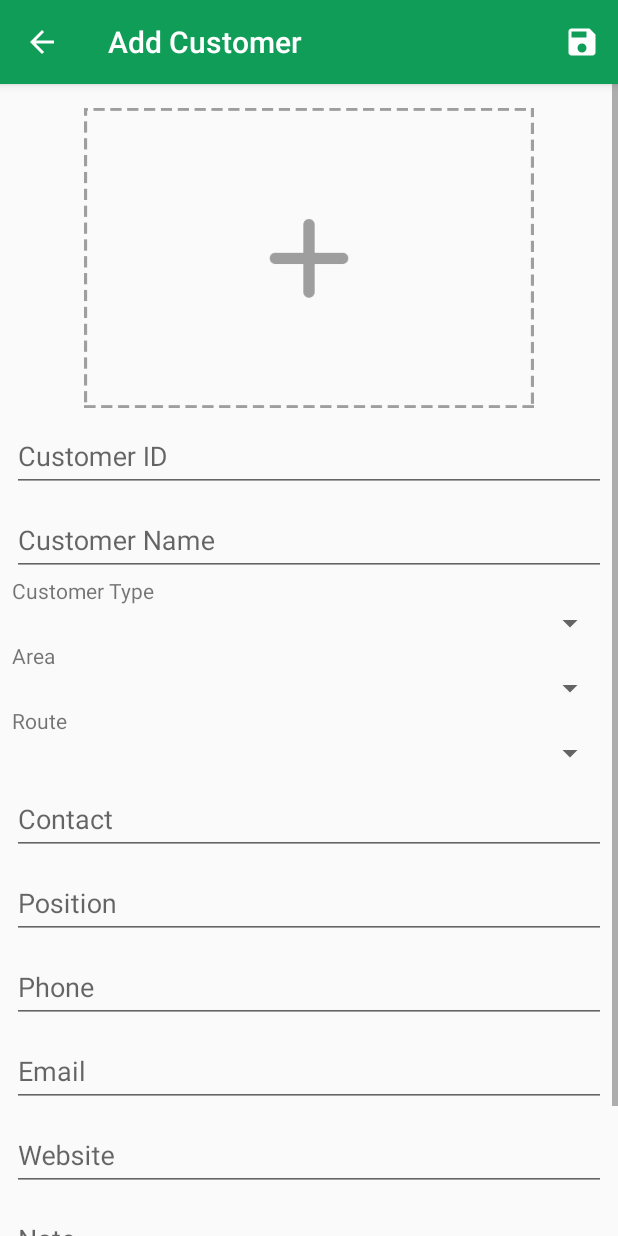
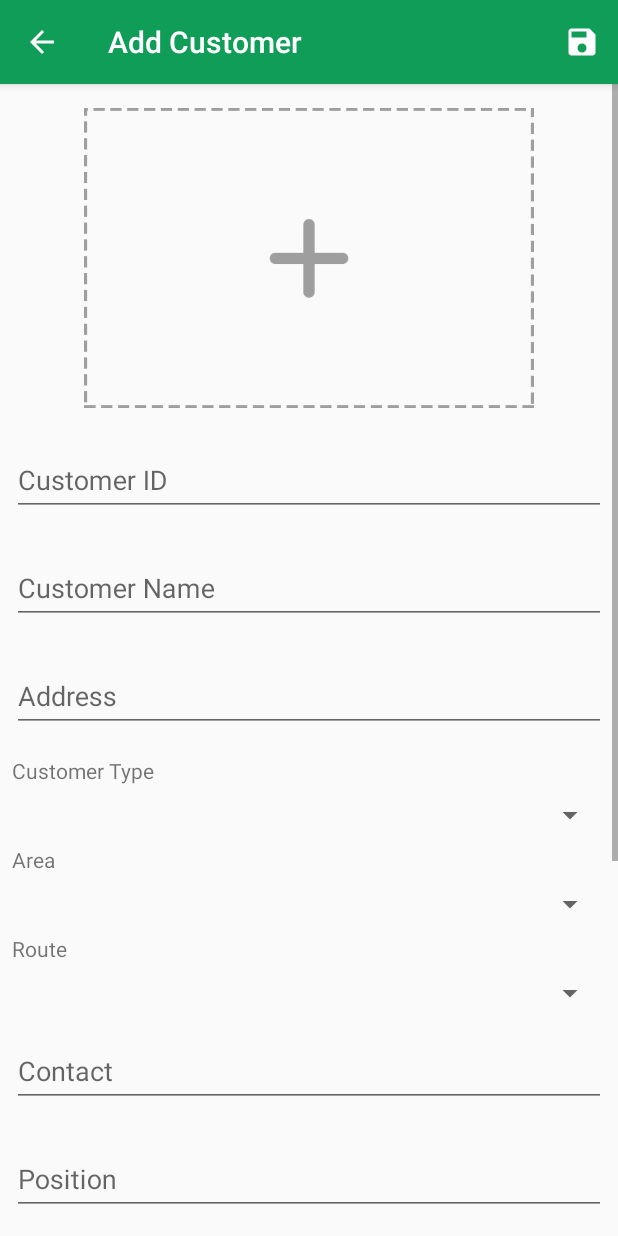
Before and after one commit to DucHanhVu/Produk, an Android app: the screen it shows after launch once a user with an empty profile is signed in (MainActivity), after a tap on an icon or button, on a phone screen of 412 x 824 dp. Run offline under Robolectric (Android 15) with nearby library versions, the phone set to English and light mode, and no system bars; our stand-ins replace ButterKnife, CircleImageView, Firebase (no records; nobody signed in at launch, a user with empty details on screens opened directly); libraries missing offline, so code that uses them is left out: com.arlib.floatingsearchview; pictures from the network do not load; 2 statements that could not run were skipped.

Commit message:
Put customer data

```diff
--- a/app/src/main/java/vn/viviu/produk/activities/MainActivity.java
+++ b/app/src/main/java/vn/viviu/produk/activities/MainActivity.java
@@ -6,6 +6,7 @@ import android.support.annotation.NonNull;
 import android.support.design.widget.NavigationView;
 import android.support.v4.app.Fragment;
 import android.support.v4.app.FragmentManager;
+import android.support.v4.app.FragmentTransaction;
 import android.support.v4.view.GravityCompat;
 import android.support.v4.widget.DrawerLayout;
 import android.support.v7.app.ActionBarDrawerToggle;
@@ -62,6 +63,7 @@ public class MainActivity extends AppCompatActivity
      * Fragment Manager
      */
     private FragmentManager fm;
+    private FragmentTransaction transaction;
 
     /**
      * Fire base
@@ -74,7 +76,11 @@ public class MainActivity extends AppCompatActivity
     /**
      * var static
      */
-    private static final String TAG = "MainActivity Tag";
+    private static final String TAG = "MainActivity";
+
+    static {
+        FirebaseDatabase.getInstance().setPersistenceEnabled(true);
+    }
 
     @Override
     protected void onCreate(Bundle savedInstanceState) {
@@ -105,9 +111,9 @@ public class MainActivity extends AppCompatActivity
 
         //Fragment Manager
         if (savedInstanceState == null) {
-//        getSupportActionBar().setTitle(Key.KEY_HOME);
             fm = getSupportFragmentManager();
-            fm.beginTransaction().add(R.id.container_main, new CustomerFragment()).commit();
+            transaction = fm.beginTransaction();
+            transaction.add(R.id.container_main, new CustomerFragment()).commit();
         }
     }
 
@@ -167,31 +173,31 @@ public class MainActivity extends AppCompatActivity
         int id = item.getItemId();
         switch (id) {
             case R.id.nav_main:
-                onFragmentChanged(new HomeFragment(), Key.KEY_HOME);
+                onFragmentChanged(new HomeFragment(), Key.KEY_HOME, false);
                 break;
             case R.id.nav_notifications:
 //                onFragmentChanged(new ProductManagerFragment(), Key.KEY_PRODUCT);
                 break;
             case R.id.nav_check_in:
-                onFragmentChanged(new CheckInFragment(), Key.KEY_CHECK_IN);
+                onFragmentChanged(new CheckInFragment(), Key.KEY_CHECK_IN, false);
                 break;
             case R.id.nav_orders:
 //                onFragmentChanged(new WorkFragment(), Key.KEY_WORK);
                 break;
             case R.id.nav_customer:
-                onFragmentChanged(new CustomerFragment(), Key.KEY_CUSTOMER);
+                onFragmentChanged(new CustomerFragment(), Key.KEY_CUSTOMER, false);
                 break;
             case R.id.nav_work:
-                onFragmentChanged(new WorkFragment(), Key.KEY_WORK);
+                onFragmentChanged(new WorkFragment(), Key.KEY_WORK, false);
                 break;
             case R.id.nav_staff:
-                onFragmentChanged(new StaffFragment(), Key.KEY_STAFF);
+                onFragmentChanged(new StaffFragment(), Key.KEY_STAFF, false);
                 break;
             case R.id.nav_monitor:
-                onFragmentChanged(new MonitoringFragment(), Key.KEY_MONITOR);
+                onFragmentChanged(new MonitoringFragment(), Key.KEY_MONITOR, false);
                 break;
             case R.id.nav_statistical:
-                onFragmentChanged(new StatisticFragment(), Key.KEY_STATISTIC);
+                onFragmentChanged(new StatisticFragment(), Key.KEY_STATISTIC, false);
                 break;
             case R.id.nav_logout: {
                 mAuth.signOut();
@@ -205,13 +211,17 @@ public class MainActivity extends AppCompatActivity
     }
 
     @Override
-    public void onFragmentChanged(Fragment fragment, String tag) {
-        fm.beginTransaction().replace(R.id.container_main, fragment, tag).commit();
-//        toolbar.setTitle(tag);
+    public void onFragmentChanged(Fragment fragment, String tag, boolean backStack) {
+        transaction = fm.beginTransaction();
+        transaction.replace(R.id.container_main, fragment, tag);
+        if (backStack) {
+            transaction.addToBackStack(tag);
+        }
+        transaction.commit();
     }
 
     @Override
-    public void onItemSelected(int index) {
+    public void onItemChanged(int index) {
         nav.setCheckedItem(index);
     }
 
--- a/app/src/main/java/vn/viviu/produk/adapters/HomeMenuAdapter.java
+++ b/app/src/main/java/vn/viviu/produk/adapters/HomeMenuAdapter.java
@@ -27,7 +27,7 @@ public class HomeMenuAdapter extends BaseAdapter {
 
     @Override
     public int getCount() {
-        return images.length;
+        return 6;
     }
 
     @Override
--- a/app/src/main/java/vn/viviu/produk/callbacks/OnFragmentChangedListener.java
+++ b/app/src/main/java/vn/viviu/produk/callbacks/OnFragmentChangedListener.java
@@ -3,7 +3,7 @@ package vn.viviu.produk.callbacks;
 import android.support.v4.app.Fragment;
 
 public interface OnFragmentChangedListener {
-    void onFragmentChanged(Fragment fragment, String tag);
+    void onFragmentChanged(Fragment fragment, String tag, boolean backStack);
 
-    void onItemSelected(int index);
+    void onItemChanged(int index);
 }
--- a/app/src/main/java/vn/viviu/produk/fragments/customer/AddCustomerView.java
+++ b/app/src/main/java/vn/viviu/produk/fragments/customer/AddCustomerView.java
@@ -12,4 +12,6 @@ public interface AddCustomerView {
     void setListArea(List<Area> areaList);
 
     void setListRoute(List<Stream> routes);
+
+    void onSuccess();
 }
--- a/app/src/main/java/vn/viviu/produk/fragments/customer/CustomerFragment.java
+++ b/app/src/main/java/vn/viviu/produk/fragments/customer/CustomerFragment.java
@@ -43,8 +43,9 @@ public class CustomerFragment extends BaseFragment implements CustomerView {
      */
     private CustomerAdapter adapter;
     private CustomerPresenter customerPre;
+    private List<Customer> customers;
 
-    private OnFragmentChangedListener fragmentChangedListener;
+    private OnFragmentChangedListener listener;
 
     public CustomerFragment() {
         // Required empty public constructor
@@ -54,7 +55,7 @@ public class CustomerFragment extends BaseFragment implements CustomerView {
     public void onAttach(Context context) {
         super.onAttach(context);
         if (context instanceof OnFragmentChangedListener)
-            fragmentChangedListener = (OnFragmentChangedListener) context;
+            listener = (OnFragmentChangedListener) context;
         else
             throw new RuntimeException(context.toString() + "must implement OnFragmentChangedListener");
     }
@@ -86,6 +87,7 @@ public class CustomerFragment extends BaseFragment implements CustomerView {
     @Override
     public void setData(List<Customer> customers) {
         Log.d("CustomerSize", String.valueOf(customers.size()));
+        this.customers = customers;
         adapter = new CustomerAdapter(getContext(), customers, dataListener);
         rvCustomer.setLayoutManager(new LinearLayoutManager(getContext(), LinearLayoutManager.VERTICAL, false));
         rvCustomer.setAdapter(adapter);
@@ -94,20 +96,25 @@ public class CustomerFragment extends BaseFragment implements CustomerView {
     /**
      * Event Listener
      */
-    OnPassDataListener dataListener = (position, id) -> {
-        Log.d("Position", String.valueOf(position));
-        Log.d("id", String.valueOf(id));
+    OnPassDataListener dataListener = (position, type) -> {
+        Fragment newFragment = null;
+        switch (type) {
+            case 3: {
+                newFragment = new AddCustomerFragment();
+                Bundle bundle = new Bundle();
+                bundle.putSerializable(Key.KEY_CUSTOMER, customers.get(position));
+                newFragment.setArguments(bundle);
+                break;
+            }
+        }
+        listener.onFragmentChanged(newFragment, null, true);
     };
 
     @Override
     public void onClick(View v) {
         int id = v.getId();
         if (id == R.id.fab) {
-            getActivity().getSupportFragmentManager()
-                    .beginTransaction()
-                    .replace(R.id.container_main, new AddCustomerFragment(), Key.KEY_ADD_CUSTOMER)
-                    .addToBackStack(Key.KEY_ADD_CUSTOMER)
-                    .commit();
+            listener.onFragmentChanged(new AddCustomerFragment(), Key.KEY_ADD_CUSTOMER, true);
         }
     }
 
--- a/app/src/main/java/vn/viviu/produk/models/CustomerGroup.java
+++ b/app/src/main/java/vn/viviu/produk/models/CustomerGroup.java
@@ -12,6 +12,11 @@ public class CustomerGroup implements Serializable {
 
     private String TenLoaiKH;
 
+    public CustomerGroup(String maLoaiKH, String tenLoaiKH) {
+        MaLoaiKH = maLoaiKH;
+        TenLoaiKH = tenLoaiKH;
+    }
+
     public CustomerGroup() {
     }
 
--- a/app/src/main/res/layout/fragment_add_customer.xml
+++ b/app/src/main/res/layout/fragment_add_customer.xml
@@ -16,7 +16,8 @@
 
         <FrameLayout
             android:layout_width="match_parent"
-            android:layout_height="wrap_content">
+            android:layout_height="wrap_content"
+            android:paddingBottom="@dimen/activity_horizontal_margin">
 
             <ImageView
                 android:id="@+id/add_avatar"
@@ -28,6 +29,7 @@
         </FrameLayout>
 
         <android.support.design.widget.TextInputLayout
+            style="@style/EditTextStyle"
             android:layout_width="match_parent"
             android:layout_height="wrap_content"
             android:hint="@string/customer_id">
@@ -35,10 +37,12 @@
             <android.support.design.widget.TextInputEditText
                 android:id="@+id/edt_customer_id"
                 android:layout_width="match_parent"
-                android:layout_height="wrap_content" />
+                android:layout_height="wrap_content"
+                android:inputType="textPersonName" />
         </android.support.design.widget.TextInputLayout>
 
         <android.support.design.widget.TextInputLayout
+            style="@style/EditTextStyle"
             android:layout_width="match_parent"
             android:layout_height="wrap_content"
             android:hint="@string/customer_name">
@@ -46,10 +50,25 @@
             <android.support.design.widget.TextInputEditText
                 android:id="@+id/edt_customer_name"
                 android:layout_width="match_parent"
-                android:layout_height="wrap_content" />
+                android:layout_height="wrap_content"
+                android:inputType="textPersonName" />
+        </android.support.design.widget.TextInputLayout>
+
+        <android.support.design.widget.TextInputLayout
+            style="@style/EditTextStyle"
+            android:layout_width="match_parent"
+            android:layout_height="wrap_content"
+            android:hint="@string/address">
+
+            <android.support.design.widget.TextInputEditText
+                android:id="@+id/edt_customer_address"
+                android:layout_width="match_parent"
+                android:layout_height="wrap_content"
+                android:inputType="text" />
         </android.support.design.widget.TextInputLayout>
 
         <TextView
+            style="@style/EditTextStyle"
             android:layout_width="match_parent"
             android:layout_height="wrap_content"
             android:text="@string/customer_type" />
@@ -60,6 +79,7 @@
             android:layout_height="wrap_content" />
 
         <TextView
+            style="@style/EditTextStyle"
             android:layout_width="match_parent"
             android:layout_height="wrap_content"
             android:text="@string/title_area" />
@@ -70,6 +90,7 @@
             android:layout_height="wrap_content" />
 
         <TextView
+            style="@style/EditTextStyle"
             android:layout_width="match_parent"
             android:layout_height="wrap_content"
             android:text="@string/title_route" />
@@ -80,6 +101,7 @@
             android:layout_height="wrap_content" />
 
         <android.support.design.widget.TextInputLayout
+            style="@style/EditTextStyle"
             android:layout_width="match_parent"
             android:layout_height="wrap_content"
             android:hint="@string/contact">
@@ -87,10 +109,12 @@
             <android.support.design.widget.TextInputEditText
                 android:id="@+id/edt_customer_contact"
                 android:layout_width="match_parent"
-                android:layout_height="wrap_content" />
+                android:layout_height="wrap_content"
+                android:inputType="text"/>
         </android.support.design.widget.TextInputLayout>
 
         <android.support.design.widget.TextInputLayout
+            style="@style/EditTextStyle"
             android:layout_width="match_parent"
             android:layout_height="wrap_content"
             android:hint="@string/title_position">
@@ -98,10 +122,12 @@
             <android.support.design.widget.TextInputEditText
                 android:id="@+id/edt_customer_position"
                 android:layout_width="match_parent"
-                android:layout_height="wrap_content" />
+                android:layout_height="wrap_content"
+                android:inputType="text"/>
         </android.support.design.widget.TextInputLayout>
 
         <android.support.design.widget.TextInputLayout
+            style="@style/EditTextStyle"
             android:layout_width="match_parent"
             android:layout_height="wrap_content"
             android:hint="@string/phone">
@@ -114,6 +140,7 @@
         </android.support.design.widget.TextInputLayout>
 
         <android.support.design.widget.TextInputLayout
+            style="@style/EditTextStyle"
             android:layout_width="match_parent"
             android:layout_height="wrap_content"
             android:hint="@string/email">
@@ -126,6 +153,7 @@
         </android.support.design.widget.TextInputLayout>
 
         <android.support.design.widget.TextInputLayout
+            style="@style/EditTextStyle"
             android:layout_width="match_parent"
             android:layout_height="wrap_content"
             android:hint="@string/website">
@@ -134,10 +162,11 @@
                 android:id="@+id/edt_customer_website"
                 android:layout_width="match_parent"
                 android:layout_height="wrap_content"
-                android:inputType="textEmailAddress" />
+                android:inputType="text"/>
         </android.support.design.widget.TextInputLayout>
 
         <android.support.design.widget.TextInputLayout
+            style="@style/EditTextStyle"
             android:layout_width="match_parent"
             android:layout_height="wrap_content"
             android:hint="@string/note">
@@ -145,10 +174,12 @@
             <android.support.design.widget.TextInputEditText
                 android:id="@+id/edt_customer_note"
                 android:layout_width="match_parent"
-                android:layout_height="wrap_content" />
+                android:layout_height="wrap_content"
+                android:inputType="text"/>
         </android.support.design.widget.TextInputLayout>
 
         <android.support.design.widget.TextInputLayout
+            style="@style/EditTextStyle"
             android:layout_width="match_parent"
             android:layout_height="wrap_content"
             android:hint="@string/debt_limit">
@@ -156,7 +187,8 @@
             <android.support.design.widget.TextInputEditText
                 android:id="@+id/edt_debt_limit"
                 android:layout_width="match_parent"
-                android:layout_height="wrap_content" />
+                android:layout_height="wrap_content"
+                android:inputType="numberDecimal"/>
         </android.support.design.widget.TextInputLayout>
     </LinearLayout>
 </ScrollView>
--- a/app/src/main/res/values/strings.xml
+++ b/app/src/main/res/values/strings.xml
@@ -57,5 +57,7 @@
     <string name="take_picture">Take Picture</string>
     <string name="request_permission">This sample needs camera permission.</string>
     <string name="camera_error">This device doesn\'t support Camera2 API.</string>
+    <string name="address">Address</string>
+    <string name="delete">Delete</string>
 
 </resources>
--- a/app/src/main/res/values/styles.xml
+++ b/app/src/main/res/values/styles.xml
@@ -21,4 +21,9 @@
         <item name="android:background">@drawable/button_selector</item>
         <item name="android:textColor">@android:color/white</item>
     </style>
+
+    <style name="EditTextStyle">
+        <item name="android:paddingTop">@dimen/activity_horizontal_margin</item>
+        <item name="android:paddingBottom">@dimen/activity_horizontal_margin</item>
+    </style>
 </resources>
```
Also changed, not shown: app/src/main/java/vn/viviu/produk/adapters/CustomerAdapter.java (+17 -3 lines), app/src/main/java/vn/viviu/produk/fragments/customer/AddCustomerFragment.java (+48 -6 lines), app/src/main/java/vn/viviu/produk/fragments/customer/AddCustomerPreImpl.java (+7 -4 lines), app/src/main/java/vn/viviu/produk/fragments/main/HomeFragment.java (+60 -46 lines), app/src/main/res/layout/item_customer.xml (+1 -13 lines).
